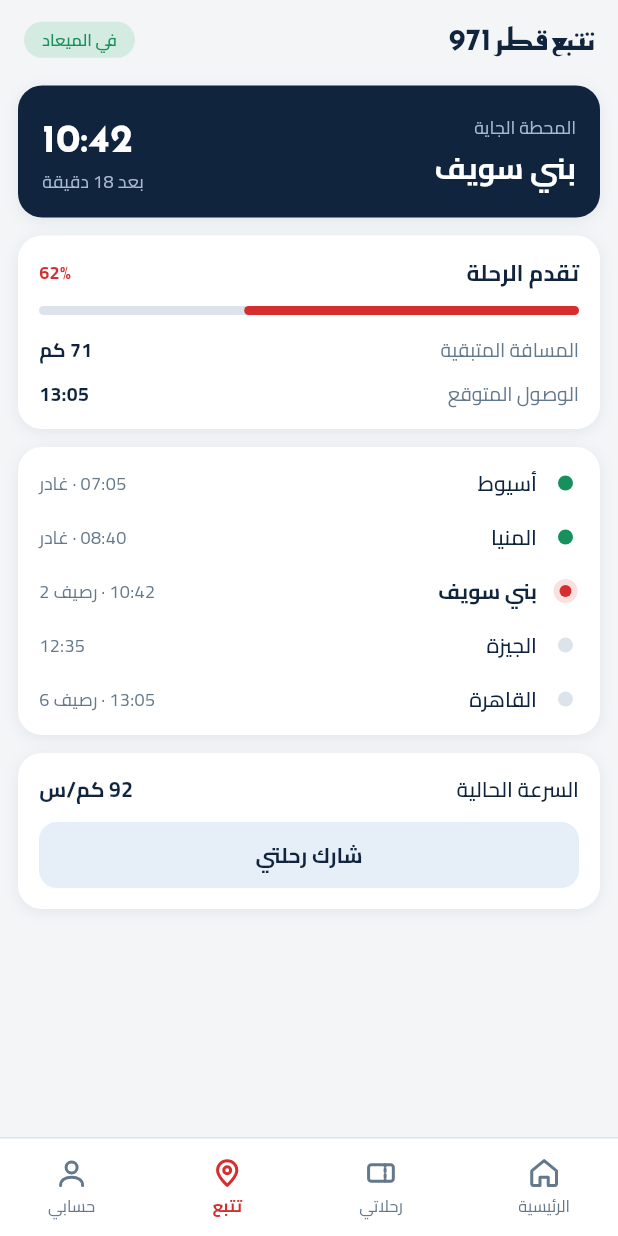
After one commit to EbramWagdy1/Egyptian-Railways, a Flutter app: the LiveTrackingView screen opened by its route, on a phone screen of 412 x 824 dp. The commit adds this screen. Run offline on Flutter 3.47's test engine with Material 3 defaults, Android fonts, the phone set to English and light mode, and no system bars; our stand-ins replace flutter_svg, get_it, go_router, shared_preferences, smooth_page_indicator; accounts and stored records are empty.

Commit message:
feat: implement app routing and live train tracking feature

```diff
--- a/lib/core/routing/app_router.dart
+++ b/lib/core/routing/app_router.dart
@@ -7,6 +7,7 @@ import 'package:egyptianrailways/features/home/model/home_trip_model.dart';
 import 'package:egyptianrailways/features/home/view/home_view.dart';
 import 'package:egyptianrailways/features/home/view/select_date_view.dart';
 import 'package:egyptianrailways/features/home/view/select_station_view.dart';
+import 'package:egyptianrailways/features/live_tracking/view/live_tracking_view.dart';
 import 'package:egyptianrailways/features/my_trips/data/my_trips_dummy_data.dart';
 import 'package:egyptianrailways/features/my_trips/model/my_trip_model.dart';
 import 'package:egyptianrailways/features/my_trips/view/my_trips_view.dart';
@@ -95,9 +96,7 @@ class AppRouter {
             routes: [
               GoRoute(
                 path: AppRoutes.track,
-                builder: (context, state) => const _TabPlaceholderView(
-                  title: AppStrings.tabTrack,
-                ),
+                builder: (context, state) => const LiveTrackingView(),
               ),
             ],
           ),
--- a/lib/core/utils/app_strings.dart
+++ b/lib/core/utils/app_strings.dart
@@ -178,6 +178,14 @@ class AppStrings {
   static const String noTripsFound = 'مفيش رحلات هنا دلوقتي';
 
   static const String liveTracking = 'تتبع القطر';
+  static String trackTrainNumber(String n) => 'تتبع قطر $n';
+  static const String nextStation = 'المحطة الجاية';
+  static const String tripProgress = 'تقدم الرحلة';
+  static const String remainingDistance = 'المسافة المتبقية';
+  static const String expectedArrival = 'الوصول المتوقع';
+  static const String currentSpeed = 'السرعة الحالية';
+  static const String shareMyTrip = 'شارك رحلتي';
+  static const String tripShareCopied = 'تم نسخ تفاصيل الرحلة للمشاركة';
   static const String notifications = 'الإشعارات';
   static const String ticketActivated = 'تم تفعيل تذكرتك';
   static const String oneHourLeft = 'فاضل ساعة على قطر 971';
--- /dev/null
+++ b/lib/features/live_tracking/data/live_tracking_dummy_data.dart
@@ -0,0 +1,46 @@
+import 'package:egyptianrailways/core/utils/app_strings.dart';
+import 'package:egyptianrailways/features/live_tracking/model/live_tracking_model.dart';
+
+class LiveTrackingDummyData {
+  LiveTrackingDummyData._();
+
+  static const LiveTrackingModel sampleTracking = LiveTrackingModel(
+    trainNumber: '971',
+    isOnTime: true,
+    statusLabel: AppStrings.onTime,
+    nextStationName: 'بني سويف',
+    nextStationTime: '10:42',
+    nextStationEta: 'بعد 18 دقيقة',
+    progress: 0.62,
+    remainingDistanceLabel: '71 كم',
+    expectedArrivalTime: '13:05',
+    currentSpeedLabel: '92 كم/س',
+    stations: [
+      TrackingStationModel(
+        name: 'أسيوط',
+        timeLabel: '07:05 · غادر',
+        status: TrackingStationStatus.passed,
+      ),
+      TrackingStationModel(
+        name: 'المنيا',
+        timeLabel: '08:40 · غادر',
+        status: TrackingStationStatus.passed,
+      ),
+      TrackingStationModel(
+        name: 'بني سويف',
+        timeLabel: '10:42 · رصيف 2',
+        status: TrackingStationStatus.current,
+      ),
+      TrackingStationModel(
+        name: 'الجيزة',
+        timeLabel: '12:35',
+        status: TrackingStationStatus.upcoming,
+      ),
+      TrackingStationModel(
+        name: 'القاهرة',
+        timeLabel: '13:05 · رصيف 6',
+        status: TrackingStationStatus.upcoming,
+      ),
+    ],
+  );
+}
--- /dev/null
+++ b/lib/features/live_tracking/model/live_tracking_model.dart
@@ -0,0 +1,45 @@
+enum TrackingStationStatus {
+  passed,
+  current,
+  upcoming,
+}
+
+class TrackingStationModel {
+  const TrackingStationModel({
+    required this.name,
+    required this.timeLabel,
+    required this.status,
+  });
+
+  final String name;
+  final String timeLabel;
+  final TrackingStationStatus status;
+}
+
+class LiveTrackingModel {
+  const LiveTrackingModel({
+    required this.trainNumber,
+    required this.isOnTime,
+    required this.statusLabel,
+    required this.nextStationName,
+    required this.nextStationTime,
+    required this.nextStationEta,
+    required this.progress,
+    required this.remainingDistanceLabel,
+    required this.expectedArrivalTime,
+    required this.currentSpeedLabel,
+    required this.stations,
+  });
+
+  final String trainNumber;
+  final bool isOnTime;
+  final String statusLabel;
+  final String nextStationName;
+  final String nextStationTime;
+  final String nextStationEta;
+  final double progress;
+  final String remainingDistanceLabel;
+  final String expectedArrivalTime;
+  final String currentSpeedLabel;
+  final List<TrackingStationModel> stations;
+}
--- /dev/null
+++ b/lib/features/live_tracking/view/live_tracking_view.dart
@@ -0,0 +1,87 @@
+import 'package:egyptianrailways/core/utils/app_colors.dart';
+import 'package:egyptianrailways/core/utils/app_strings.dart';
+import 'package:egyptianrailways/features/live_tracking/data/live_tracking_dummy_data.dart';
+import 'package:egyptianrailways/features/live_tracking/model/live_tracking_model.dart';
+import 'package:egyptianrailways/features/live_tracking/view/widgets/live_tracking_top_bar.dart';
+import 'package:egyptianrailways/features/live_tracking/view/widgets/next_station_banner_card.dart';
+import 'package:egyptianrailways/features/live_tracking/view/widgets/route_stations_timeline_card.dart';
+import 'package:egyptianrailways/features/live_tracking/view/widgets/train_speed_share_card.dart';
+import 'package:egyptianrailways/features/live_tracking/view/widgets/trip_progress_card.dart';
+import 'package:flutter/material.dart';
+import 'package:flutter/services.dart';
+
+class LiveTrackingView extends StatelessWidget {
+  const LiveTrackingView({
+    super.key,
+    this.tracking = LiveTrackingDummyData.sampleTracking,
+  });
+
+  final LiveTrackingModel tracking;
+
+  Future<void> _shareTrip(BuildContext context) async {
+    final summary =
+        '${AppStrings.trackTrainNumber(tracking.trainNumber)} · '
+        '${AppStrings.nextStation}: ${tracking.nextStationName} (${tracking.nextStationTime}) · '
+        '${AppStrings.expectedArrival}: ${tracking.expectedArrivalTime}';
+    await Clipboard.setData(ClipboardData(text: summary));
+    if (!context.mounted) return;
+    ScaffoldMessenger.of(context).showSnackBar(
+      const SnackBar(
+        content: Text(AppStrings.tripShareCopied),
+      ),
+    );
+  }
+
+  @override
+  Widget build(BuildContext context) {
+    return Directionality(
+      textDirection: TextDirection.rtl,
+      child: Scaffold(
+        backgroundColor: AppColors.background,
+        body: SafeArea(
+          bottom: false,
+          child: Column(
+            crossAxisAlignment: CrossAxisAlignment.stretch,
+            children: [
+              LiveTrackingTopBar(
+                trainNumber: tracking.trainNumber,
+                statusLabel: tracking.statusLabel,
+                isOnTime: tracking.isOnTime,
+              ),
+              Expanded(
+                child: SingleChildScrollView(
+                  padding: const EdgeInsets.fromLTRB(12, 4, 12, 24),
+                  child: Column(
+                    crossAxisAlignment: CrossAxisAlignment.stretch,
+                    children: [
+                      NextStationBannerCard(
+                        stationName: tracking.nextStationName,
+                        arrivalTime: tracking.nextStationTime,
+                        etaLabel: tracking.nextStationEta,
+                      ),
+                      const SizedBox(height: 12),
+                      TripProgressCard(
+                        progress: tracking.progress,
+                        remainingDistance: tracking.remainingDistanceLabel,
+                        expectedArrival: tracking.expectedArrivalTime,
+                      ),
+                      const SizedBox(height: 12),
+                      RouteStationsTimelineCard(
+                        stations: tracking.stations,
+                      ),
+                      const SizedBox(height: 12),
+                      TrainSpeedShareCard(
+                        currentSpeed: tracking.currentSpeedLabel,
+                        onShareTap: () => _shareTrip(context),
+                      ),
+                    ],
+                  ),
+                ),
+              ),
+            ],
+          ),
+        ),
+      ),
+    );
+  }
+}
--- /dev/null
+++ b/lib/features/live_tracking/view/widgets/live_tracking_top_bar.dart
@@ -0,0 +1,46 @@
+import 'package:egyptianrailways/core/utils/app_colors.dart';
+import 'package:egyptianrailways/core/utils/app_strings.dart';
+import 'package:egyptianrailways/core/utils/app_text_style.dart';
+import 'package:flutter/material.dart';
+
+class LiveTrackingTopBar extends StatelessWidget {
+  const LiveTrackingTopBar({
+    super.key,
+    required this.trainNumber,
+    required this.statusLabel,
+    required this.isOnTime,
+  });
+
+  final String trainNumber;
+  final String statusLabel;
+  final bool isOnTime;
+
+  @override
+  Widget build(BuildContext context) {
+    return Padding(
+      padding: const EdgeInsets.symmetric(horizontal: 16, vertical: 12),
+      child: Row(
+        mainAxisAlignment: MainAxisAlignment.spaceBetween,
+        children: [
+          Text(
+            AppStrings.trackTrainNumber(trainNumber),
+            style: AppTextStyle.h3,
+          ),
+          Container(
+            padding: const EdgeInsets.symmetric(horizontal: 12, vertical: 4),
+            decoration: BoxDecoration(
+              color: isOnTime ? AppColors.successBg : AppColors.warningBg,
+              borderRadius: BorderRadius.circular(99),
+            ),
+            child: Text(
+              statusLabel,
+              style: AppTextStyle.badge.copyWith(
+                color: isOnTime ? AppColors.success : AppColors.warningText,
+              ),
+            ),
+          ),
+        ],
+      ),
+    );
+  }
+}
--- /dev/null
+++ b/lib/features/live_tracking/view/widgets/next_station_banner_card.dart
@@ -0,0 +1,78 @@
+import 'package:egyptianrailways/core/utils/app_colors.dart';
+import 'package:egyptianrailways/core/utils/app_strings.dart';
+import 'package:egyptianrailways/core/utils/app_text_style.dart';
+import 'package:flutter/material.dart';
+
+class NextStationBannerCard extends StatelessWidget {
+  const NextStationBannerCard({
+    super.key,
+    required this.stationName,
+    required this.arrivalTime,
+    required this.etaLabel,
+  });
+
+  final String stationName;
+  final String arrivalTime;
+  final String etaLabel;
+
+  @override
+  Widget build(BuildContext context) {
+    return Container(
+      padding: const EdgeInsets.symmetric(horizontal: 16, vertical: 16),
+      decoration: BoxDecoration(
+        color: AppColors.darkCard,
+        borderRadius: BorderRadius.circular(16),
+        boxShadow: const [
+          BoxShadow(
+            color: AppColors.shadow,
+            blurRadius: 8,
+            offset: Offset(0, 2),
+          ),
+        ],
+      ),
+      child: Row(
+        mainAxisAlignment: MainAxisAlignment.spaceBetween,
+        crossAxisAlignment: CrossAxisAlignment.center,
+        children: [
+          Column(
+            crossAxisAlignment: CrossAxisAlignment.start,
+            children: [
+              Text(
+                AppStrings.nextStation,
+                style: AppTextStyle.caption.copyWith(
+                  color: AppColors.textOnDarkMuted,
+                ),
+              ),
+              const SizedBox(height: 4),
+              Text(
+                stationName,
+                style: AppTextStyle.bodyBold.copyWith(
+                  fontSize: 20,
+                  color: AppColors.textOnDark,
+                ),
+              ),
+            ],
+          ),
+          Column(
+            crossAxisAlignment: CrossAxisAlignment.end,
+            children: [
+              Text(
+                arrivalTime,
+                style: AppTextStyle.time.copyWith(
+                  color: AppColors.textOnDark,
+                ),
+              ),
+              const SizedBox(height: 2),
+              Text(
+                etaLabel,
+                style: AppTextStyle.caption.copyWith(
+                  color: AppColors.textOnDarkMuted,
+                ),
+              ),
+            ],
+          ),
+        ],
+      ),
+    );
+  }
+}
--- /dev/null
+++ b/lib/features/live_tracking/view/widgets/route_stations_timeline_card.dart
@@ -0,0 +1,128 @@
+import 'package:egyptianrailways/core/utils/app_colors.dart';
+import 'package:egyptianrailways/core/utils/app_text_style.dart';
+import 'package:egyptianrailways/features/live_tracking/model/live_tracking_model.dart';
+import 'package:flutter/material.dart';
+
+class RouteStationsTimelineCard extends StatelessWidget {
+  const RouteStationsTimelineCard({
+    super.key,
+    required this.stations,
+  });
+
+  final List<TrackingStationModel> stations;
+
+  @override
+  Widget build(BuildContext context) {
+    return Container(
+      padding: const EdgeInsets.all(14),
+      decoration: BoxDecoration(
+        color: AppColors.card,
+        borderRadius: BorderRadius.circular(16),
+        boxShadow: const [
+          BoxShadow(
+            color: AppColors.shadow,
+            blurRadius: 8,
+            offset: Offset(0, 2),
+          ),
+        ],
+      ),
+      child: Column(
+        children: [
+          for (int i = 0; i < stations.length; i++) ...[
+            _StationTimelineRow(station: stations[i]),
+            if (i < stations.length - 1) const SizedBox(height: 16),
+          ],
+        ],
+      ),
+    );
+  }
+}
+
+class _StationTimelineRow extends StatelessWidget {
+  const _StationTimelineRow({
+    required this.station,
+  });
+
+  final TrackingStationModel station;
+
+  @override
+  Widget build(BuildContext context) {
+    final isCurrent = station.status == TrackingStationStatus.current;
+
+    return Row(
+      mainAxisAlignment: MainAxisAlignment.spaceBetween,
+      children: [
+        Row(
+          children: [
+            SizedBox(
+              width: 18,
+              height: 18,
+              child: Center(
+                child: _StatusDot(status: station.status),
+              ),
+            ),
+            const SizedBox(width: 10),
+            Text(
+              station.name,
+              style: isCurrent
+                  ? AppTextStyle.bodyBold
+                  : AppTextStyle.bodySemiBold,
+            ),
+          ],
+        ),
+        Text(
+          station.timeLabel,
+          style: AppTextStyle.caption,
+        ),
+      ],
+    );
+  }
+}
+
+class _StatusDot extends StatelessWidget {
+  const _StatusDot({required this.status});
+
+  final TrackingStationStatus status;
+
+  @override
+  Widget build(BuildContext context) {
+    switch (status) {
+      case TrackingStationStatus.passed:
+        return Container(
+          width: 10,
+          height: 10,
+          decoration: const BoxDecoration(
+            color: AppColors.success,
+            shape: BoxShape.circle,
+          ),
+        );
+      case TrackingStationStatus.current:
+        return Container(
+          width: 16,
+          height: 16,
+          decoration: const BoxDecoration(
+            color: AppColors.errorBg,
+            shape: BoxShape.circle,
+          ),
+          alignment: Alignment.center,
+          child: Container(
+            width: 8,
+            height: 8,
+            decoration: const BoxDecoration(
+              color: AppColors.primary,
+              shape: BoxShape.circle,
+            ),
+          ),
+        );
+      case TrackingStationStatus.upcoming:
+        return Container(
+          width: 10,
+          height: 10,
+          decoration: const BoxDecoration(
+            color: AppColors.line,
+            shape: BoxShape.circle,
+          ),
+        );
+    }
+  }
+}
--- /dev/null
+++ b/lib/features/live_tracking/view/widgets/train_speed_share_card.dart
@@ -0,0 +1,69 @@
+import 'package:egyptianrailways/core/utils/app_colors.dart';
+import 'package:egyptianrailways/core/utils/app_strings.dart';
+import 'package:egyptianrailways/core/utils/app_text_style.dart';
+import 'package:flutter/material.dart';
+
+class TrainSpeedShareCard extends StatelessWidget {
+  const TrainSpeedShareCard({
+    super.key,
+    required this.currentSpeed,
+    this.onShareTap,
+  });
+
+  final String currentSpeed;
+  final VoidCallback? onShareTap;
+
+  @override
+  Widget build(BuildContext context) {
+    return Container(
+      padding: const EdgeInsets.all(14),
+      decoration: BoxDecoration(
+        color: AppColors.card,
+        borderRadius: BorderRadius.circular(16),
+        boxShadow: const [
+          BoxShadow(
+            color: AppColors.shadow,
+            blurRadius: 8,
+            offset: Offset(0, 2),
+          ),
+        ],
+      ),
+      child: Column(
+        crossAxisAlignment: CrossAxisAlignment.stretch,
+        children: [
+          Row(
+            mainAxisAlignment: MainAxisAlignment.spaceBetween,
+            children: [
+              const Text(
+                AppStrings.currentSpeed,
+                style: AppTextStyle.bodySemiBold,
+              ),
+              Text(
+                currentSpeed,
+                style: AppTextStyle.bodyBold,
+              ),
+            ],
+          ),
+          const SizedBox(height: 12),
+          Material(
+            color: AppColors.sky,
+            borderRadius: BorderRadius.circular(12),
+            clipBehavior: Clip.antiAlias,
+            child: InkWell(
+              onTap: onShareTap,
+              child: SizedBox(
+                height: 44,
+                child: Center(
+                  child: Text(
+                    AppStrings.shareMyTrip,
+                    style: AppTextStyle.buttonSecondary.copyWith(fontSize: 14),
+                  ),
+                ),
+              ),
+            ),
+          ),
+        ],
+      ),
+    );
+  }
+}
--- /dev/null
+++ b/lib/features/live_tracking/view/widgets/trip_progress_card.dart
@@ -0,0 +1,115 @@
+import 'package:egyptianrailways/core/utils/app_colors.dart';
+import 'package:egyptianrailways/core/utils/app_strings.dart';
+import 'package:egyptianrailways/core/utils/app_text_style.dart';
+import 'package:flutter/material.dart';
+
+class TripProgressCard extends StatelessWidget {
+  const TripProgressCard({
+    super.key,
+    required this.progress,
+    required this.remainingDistance,
+    required this.expectedArrival,
+  });
+
+  final double progress;
+  final String remainingDistance;
+  final String expectedArrival;
+
+  @override
+  Widget build(BuildContext context) {
+    final percent = (progress.clamp(0.0, 1.0) * 100).round();
+
+    return Container(
+      padding: const EdgeInsets.all(14),
+      decoration: BoxDecoration(
+        color: AppColors.card,
+        borderRadius: BorderRadius.circular(16),
+        boxShadow: const [
+          BoxShadow(
+            color: AppColors.shadow,
+            blurRadius: 8,
+            offset: Offset(0, 2),
+          ),
+        ],
+      ),
+      child: Column(
+        crossAxisAlignment: CrossAxisAlignment.stretch,
+        children: [
+          Row(
+            mainAxisAlignment: MainAxisAlignment.spaceBetween,
+            children: [
+              Text(
+                AppStrings.tripProgress,
+                style: AppTextStyle.bodyBold.copyWith(fontSize: 15),
+              ),
+              Text(
+                '$percent%',
+                style: AppTextStyle.captionBold.copyWith(
+                  color: AppColors.primary,
+                ),
+              ),
+            ],
+          ),
+          const SizedBox(height: 12),
+          Container(
+            height: 6,
+            width: double.infinity,
+            decoration: BoxDecoration(
+              color: AppColors.line,
+              borderRadius: BorderRadius.circular(99),
+            ),
+            child: Align(
+              alignment: AlignmentDirectional.centerStart,
+              child: FractionallySizedBox(
+                widthFactor: progress.clamp(0.0, 1.0),
+                child: Container(
+                  decoration: BoxDecoration(
+                    color: AppColors.primary,
+                    borderRadius: BorderRadius.circular(99),
+                  ),
+                ),
+              ),
+            ),
+          ),
+          const SizedBox(height: 14),
+          _InfoRow(
+            label: AppStrings.remainingDistance,
+            value: remainingDistance,
+          ),
+          const SizedBox(height: 10),
+          _InfoRow(
+            label: AppStrings.expectedArrival,
+            value: expectedArrival,
+          ),
+        ],
+      ),
+    );
+  }
+}
+
+class _InfoRow extends StatelessWidget {
+  const _InfoRow({
+    required this.label,
+    required this.value,
+  });
+
+  final String label;
+  final String value;
+
+  @override
+  Widget build(BuildContext context) {
+    return Row(
+      mainAxisAlignment: MainAxisAlignment.spaceBetween,
+      children: [
+        Text(
+          label,
+          style: AppTextStyle.small,
+        ),
+        Text(
+          value,
+          style: AppTextStyle.smallBold,
+        ),
+      ],
+    );
+  }
+}
```
Also changed, not shown: 2 other files.
